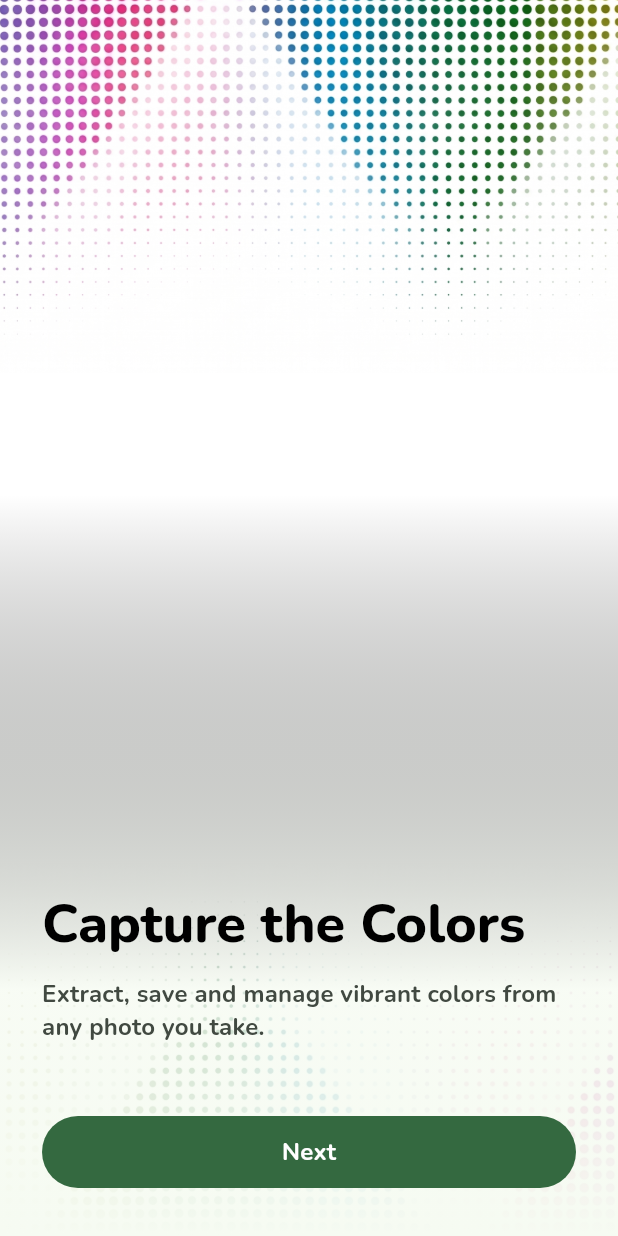
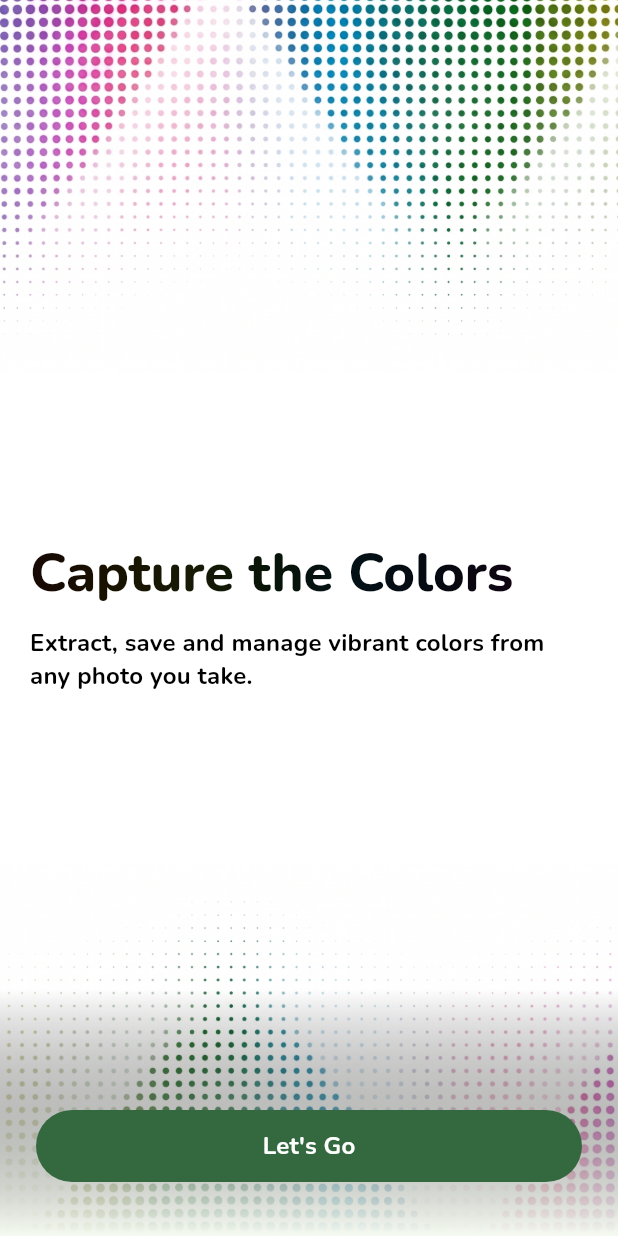
Before and after one commit to CodeAndThink/sylva, a Flutter app: the screen it shows after launch, on a phone screen of 412 x 824 dp. Run offline on Flutter 3.47's test engine with Material 3 defaults, Android fonts, the phone set to English and light mode, and no system bars; our stand-ins replace another_flushbar, camera, connectivity_plus, equatable, flutter_bloc, flutter_dotenv and 13 more; missing offline and left inert: haptic_feedback, palette_generator_master, photo_manager, photo_manager_image_provider, purchases_flutter, tutorial_coach_mark; accounts and stored records are empty; generated files the repository leaves out were written again.

Commit message:
feat: redesign onboard page with gradient title and updated Let's Go action button

```diff
--- a/lib/l10n/intl_en.arb
+++ b/lib/l10n/intl_en.arb
@@ -327,5 +327,7 @@
   "onboardTitle": "Capture the Colors",
   "@onboardTitle": {},
   "onboardDesc": "Extract, save and manage vibrant colors from any photo you take.",
-  "@onboardDesc": {}
+  "@onboardDesc": {},
+  "letGo": "Let's Go",
+  "@letGo": {}
 }
--- a/lib/l10n/intl_ja.arb
+++ b/lib/l10n/intl_ja.arb
@@ -327,5 +327,7 @@
   "onboardTitle": "色をキャプチャする",
   "@onboardTitle": {},
   "onboardDesc": "撮影した写真から鮮やかな色を抽出し、保存して管理します。",
-  "@onboardDesc": {}
+  "@onboardDesc": {},
+  "letGo": "行こう",
+  "@letGo": {}
 }
--- a/lib/l10n/intl_vi.arb
+++ b/lib/l10n/intl_vi.arb
@@ -327,5 +327,7 @@
   "onboardTitle": "Khám phá sắc màu",
   "@onboardTitle": {},
   "onboardDesc": "Trích xuất, lưu trữ và quản lý những màu sắc rực rỡ từ mọi bức ảnh bạn chụp.",
-  "@onboardDesc": {}
+  "@onboardDesc": {},
+  "letGo": "Bắt đầu",
+  "@letGo": {}
 }
--- a/lib/l10n/intl_zh.arb
+++ b/lib/l10n/intl_zh.arb
@@ -327,5 +327,7 @@
   "onboardTitle": "捕捉色彩",
   "@onboardTitle": {},
   "onboardDesc": "从您拍摄的任何照片中提取、保存和管理鲜艳的色彩。",
-  "@onboardDesc": {}
+  "@onboardDesc": {},
+  "letGo": "开始吧",
+  "@letGo": {}
 }
--- a/lib/presentation/features/onbroard/onboard_page.dart
+++ b/lib/presentation/features/onbroard/onboard_page.dart
@@ -58,52 +58,50 @@ class __OnboardingChildPageState extends State<_OnboardingChildPage> {
                   colors: [
                     Colors.transparent,
                     Colors.transparent,
-                    _theme.colorScheme.surface.withValues(alpha: 0.8),
                     _theme.colorScheme.surface,
                   ],
-                  stops: const [0.0, 0.4, 0.8, 1.0],
+                  stops: const [0.0, 0.8, 1.0],
                 ),
               ),
             ),
           ),
-          Positioned(
-            bottom: 0,
-            left: 0,
-            right: 0,
-            child: SafeArea(
+          Positioned.fill(
+            child: Center(
               child: Padding(
-                padding: const EdgeInsets.symmetric(
-                  horizontal: 28.0,
-                  vertical: 32.0,
-                ),
+                padding: 20.paddingAll,
                 child: Column(
                   mainAxisSize: MainAxisSize.min,
                   crossAxisAlignment: CrossAxisAlignment.start,
                   children: [
-                    Text(
-                      _l10n.onboardTitle,
-                      style: _theme.textTheme.displaySmall?.copyWith(
-                        fontWeight: FontWeight.w800,
-                        height: 1.1,
+                    ShaderMask(
+                      shaderCallback: (bounds) => const LinearGradient(
+                        colors: [
+                          Colors.red,
+                          Colors.orange,
+                          Colors.yellow,
+                          Colors.green,
+                          Colors.blue,
+                          Colors.indigo,
+                          Colors.purple,
+                        ],
+                        begin: Alignment.topLeft,
+                        end: Alignment.bottomRight,
+                      ).createShader(bounds),
+                      child: Text(
+                        _l10n.onboardTitle,
+                        style: _theme.textTheme.displaySmall?.copyWith(
+                          fontWeight: FontWeight.w800,
+                          height: 1.1,
+                          color: _theme.colorScheme.onSurface,
+                        ),
                       ),
                     ),
                     16.height,
                     Text(
                       _l10n.onboardDesc,
                       style: _theme.textTheme.titleMedium?.copyWith(
-                        color: _theme.colorScheme.onSurfaceVariant,
+                        color: Colors.black,
                         height: 1.4,
-                      ),
-                    ),
-                    48.height,
-                    SizedBox(
-                      width: double.infinity,
-                      child: AppFilledButton(
-                        borderRadius: 30,
-                        onPressed: () {
-                          _cubit.navigateToHome();
-                        },
-                        text: _l10n.next,
                       ),
                     ),
                   ],
@@ -111,6 +109,18 @@ class __OnboardingChildPageState extends State<_OnboardingChildPage> {
               ),
             ),
           ),
+          Positioned(
+            bottom: 36,
+            left: 24,
+            right: 24,
+            child: AppFilledButton(
+              borderRadius: 30,
+              onPressed: () {
+                _cubit.navigateToHome();
+              },
+              text: _l10n.letGo,
+            ),
+          ),
         ],
       ),
     );
```
Also changed, not shown: lib/generated/intl/messages_en.dart, lib/generated/intl/messages_ja.dart, lib/generated/intl/messages_vi.dart, lib/generated/intl/messages_zh.dart, lib/generated/l10n.dart.
